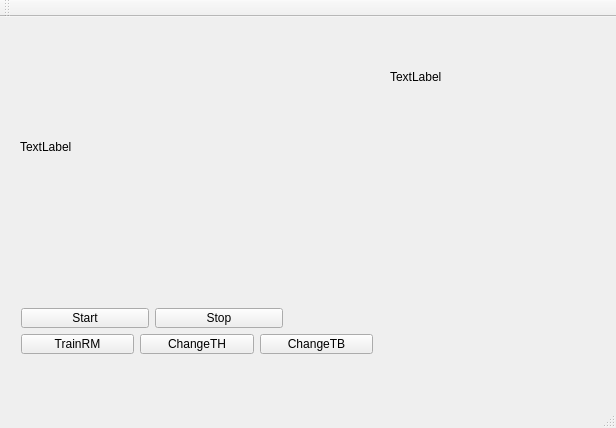
Above: SRC/TranCapstone/mainwindow.ui from nicknguyen071093/CapstoneProject before the change. Below: the same form after it.
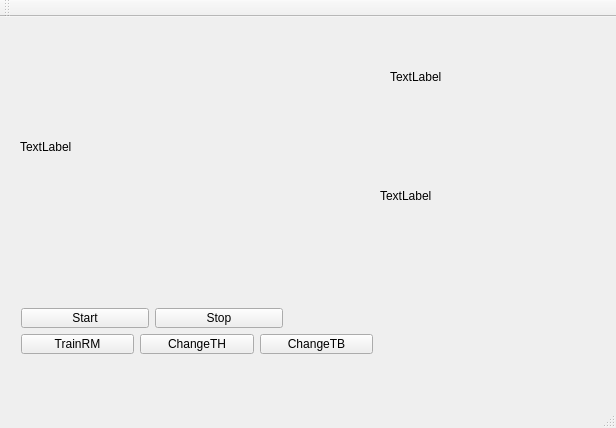
That is the form after the change.

```diff
--- a/SRC/TranCapstone/mainwindow.ui
+++ b/SRC/TranCapstone/mainwindow.ui
@@ -115,6 +115,19 @@
      </item>
     </layout>
    </widget>
+   <widget class="QLabel" name="lbWarning">
+    <property name="geometry">
+     <rect>
+      <x>380</x>
+      <y>170</y>
+      <width>67</width>
+      <height>17</height>
+     </rect>
+    </property>
+    <property name="text">
+     <string>TextLabel</string>
+    </property>
+   </widget>
   </widget>
   <widget class="QMenuBar" name="menuBar">
    <property name="geometry">
```
